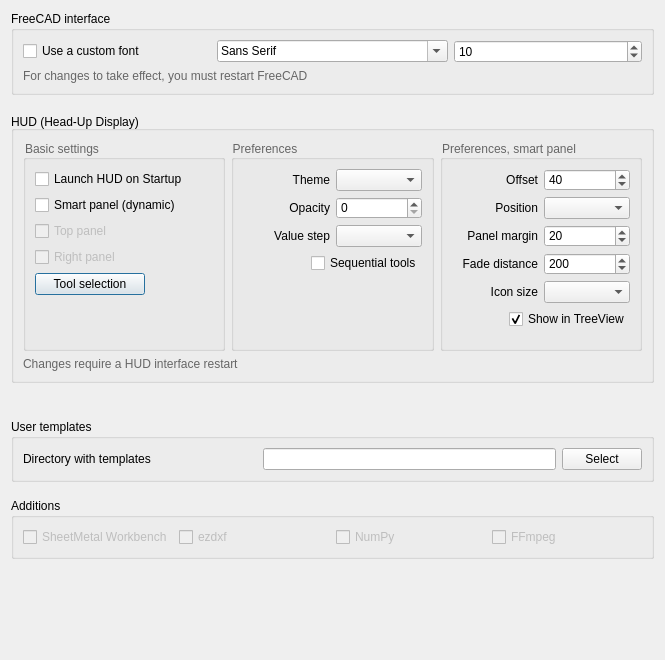
Qt form addon/addFC/ui/pref_other.ui (GS90/addFC) before a commit.
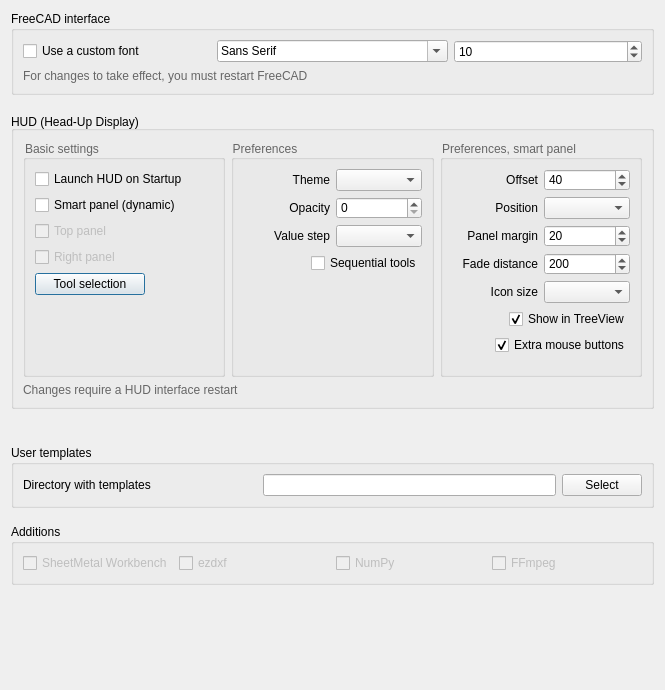
The same form after that commit.

Commit message: HUD, SP: added support for extra mouse buttons

```diff
--- a/addon/addFC/ui/pref_other.ui
+++ b/addon/addFC/ui/pref_other.ui
@@ -8,7 +8,7 @@
     <x>0</x>
     <y>0</y>
     <width>665</width>
-    <height>660</height>
+    <height>690</height>
    </rect>
   </property>
   <property name="windowTitle">
@@ -420,6 +420,21 @@
              </property>
             </widget>
            </item>
+           <item alignment="Qt::AlignRight">
+            <widget class="QCheckBox" name="checkBox_hud_extra_mouse_buttons">
+             <property name="toolTip">
+              <string>Enable extra mouse buttons:
+«Forward» button - open the basic elements creation panel.
+«Back» button - switch between standard and wireframe display modes.</string>
+             </property>
+             <property name="text">
+              <string>Extra mouse buttons</string>
+             </property>
+             <property name="checked">
+              <bool>true</bool>
+             </property>
+            </widget>
+           </item>
            <item>
             <spacer name="verticalSpacer_6">
              <property name="orientation">
```
The commit also changes 10 other files.
